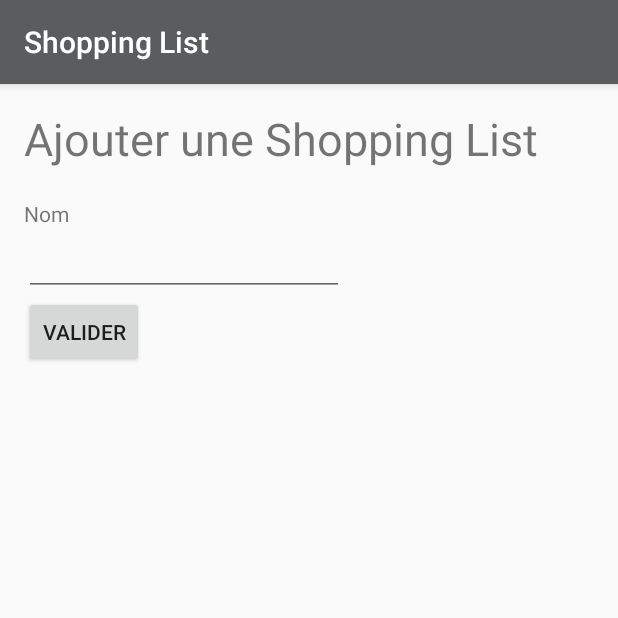
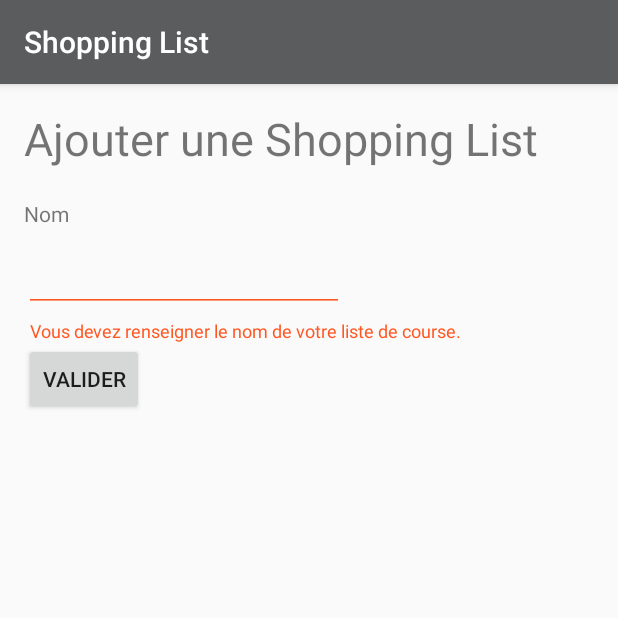
Before and after one commit to jacquelotjeff/ShoppingList, an Android app: the fragment ShoppingListCreateFragment placed in its activity, after a tap on "VALIDER", on a phone screen of 412 x 824 dp, the top half of it. Run offline under Robolectric (Android 15) with nearby library versions, the phone set to English and light mode, and no system bars; 4 statements that could not run were skipped.

Commit message:
Add validators for forms, validate the creation of a shopping list #16

```diff
--- a/app/build.gradle
+++ b/app/build.gradle
@@ -23,5 +23,6 @@ dependencies {
     compile fileTree(dir: 'libs', include: ['*.jar'])
     compile 'com.android.support:appcompat-v7:24.2.1'
     compile 'com.android.support:support-v4:24.2.1'
+    compile 'com.android.support:design:24.2.1'
     testCompile 'junit:junit:4.12'
 }
--- a/app/src/main/java/com/clevermind/shoppinglist/fragments/ShoppingListCreateFragment.java
+++ b/app/src/main/java/com/clevermind/shoppinglist/fragments/ShoppingListCreateFragment.java
@@ -6,6 +6,8 @@ import android.app.ListFragment;
 import android.content.Context;
 import android.net.Uri;
 import android.os.Bundle;
+import android.support.design.widget.TextInputLayout;
+import android.util.Log;
 import android.view.LayoutInflater;
 import android.view.View;
 import android.view.ViewGroup;
@@ -56,20 +58,38 @@ public class ShoppingListCreateFragment extends Fragment implements ApiTask.IApi
             public void onClick(View view) {
 
                 EditText txtName = (EditText) getView().findViewById(R.id.txtBoxName);
-                String name = txtName.getText().toString();
 
-                ShoppingList shoppingList = new ShoppingList(name);
+                boolean isValid = validForm(txtName);
 
-                ApiTask apiRequest = new ApiTask();
-                apiRequest.setListener(ShoppingListCreateFragment.this);
-                apiRequest.execute(buildRequestForCreate(shoppingList));
+                if (isValid) {
+                    String name = txtName.getText().toString();
+                    ShoppingList shoppingList = new ShoppingList(name);
 
+                    ApiTask apiRequest = new ApiTask();
+                    apiRequest.setListener(ShoppingListCreateFragment.this);
+                    apiRequest.execute(buildRequestForCreate(shoppingList));
+                }
             }
 
         });
 
         return createView;
     }
+
+    private boolean validForm(EditText txtName) {
+        String name = txtName.getText().toString();
+
+        if (name.trim().length() == 0) {
+            TextInputLayout til = (TextInputLayout) getView().findViewById(R.id.txtBoxNameGroup);
+            til.setErrorEnabled(true);
+            til.setError(getResources().getString(R.string.form_shopping_list_name_empty));
+
+            return false;
+        }
+
+        return true;
+    }
+
 
     private Request buildRequestForCreate(ShoppingList shoppingList){
 
--- a/app/src/main/res/layout/fragment_shopping_list_create.xml
+++ b/app/src/main/res/layout/fragment_shopping_list_create.xml
@@ -5,17 +5,17 @@
     tools:context="com.clevermind.shoppinglist.fragments.ShoppingListCreateFragment">
 
     <LinearLayout
-        android:orientation="vertical"
         android:layout_width="match_parent"
-        android:layout_height="match_parent">
+        android:layout_height="match_parent"
+        android:orientation="vertical">
 
         <TextView
             android:id="@+id/textView"
             android:layout_width="match_parent"
             android:layout_height="wrap_content"
+            android:paddingBottom="20dp"
             android:text="@string/app_shopping_list_create"
-            android:textSize="30sp"
-            android:paddingBottom="20dp" />
+            android:textSize="30sp" />
 
         <TextView
             android:id="@+id/lblName"
@@ -23,18 +23,25 @@
             android:layout_height="wrap_content"
             android:text="@string/form_shopping_list_name" />
 
-        <EditText
-            android:id="@+id/txtBoxName"
-            android:layout_width="wrap_content"
-            android:layout_height="wrap_content"
-            android:ems="10"/>
+        <android.support.design.widget.TextInputLayout
+            android:id="@+id/txtBoxNameGroup"
+            android:layout_width="match_parent"
+            android:layout_height="wrap_content">
+
+            <EditText
+                android:id="@+id/txtBoxName"
+                android:layout_width="wrap_content"
+                android:layout_height="wrap_content"
+                android:ems="10" />
+
+        </android.support.design.widget.TextInputLayout>
 
         <Button
+            android:id="@+id/btnSubmit"
             style="?android:attr/buttonStyleSmall"
             android:layout_width="wrap_content"
             android:layout_height="wrap_content"
-            android:text="@string/common_submit"
-            android:id="@+id/btnSubmit" />
+            android:text="@string/common_submit" />
     </LinearLayout>
 
 </FrameLayout>
--- a/app/src/main/res/values/strings.xml
+++ b/app/src/main/res/values/strings.xml
@@ -17,6 +17,9 @@
     <string name="form_user_password">Mot de passe</string>
     <string name="form_shopping_list_name">Nom</string>
 
+    <!-- Form errors -->
+    <string name="form_shopping_list_name_empty">Vous devez renseigner le nom de votre liste de course.</string>
+
     <!-- Common -->
     <string name="common_submit">Valider</string>
     <string name="common_create">Créer</string>
```
